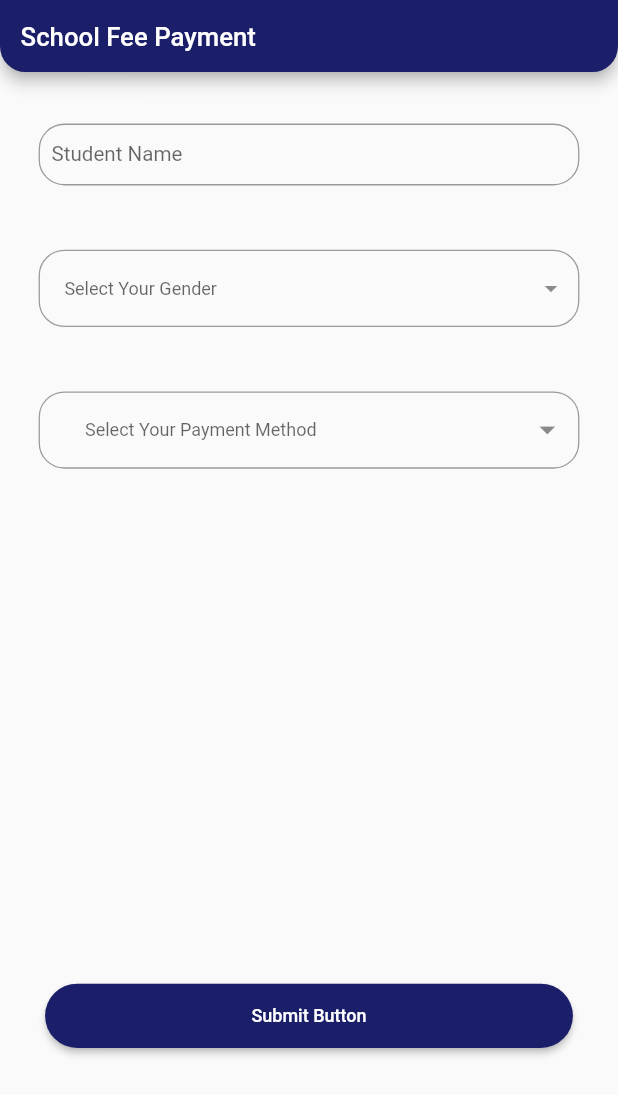
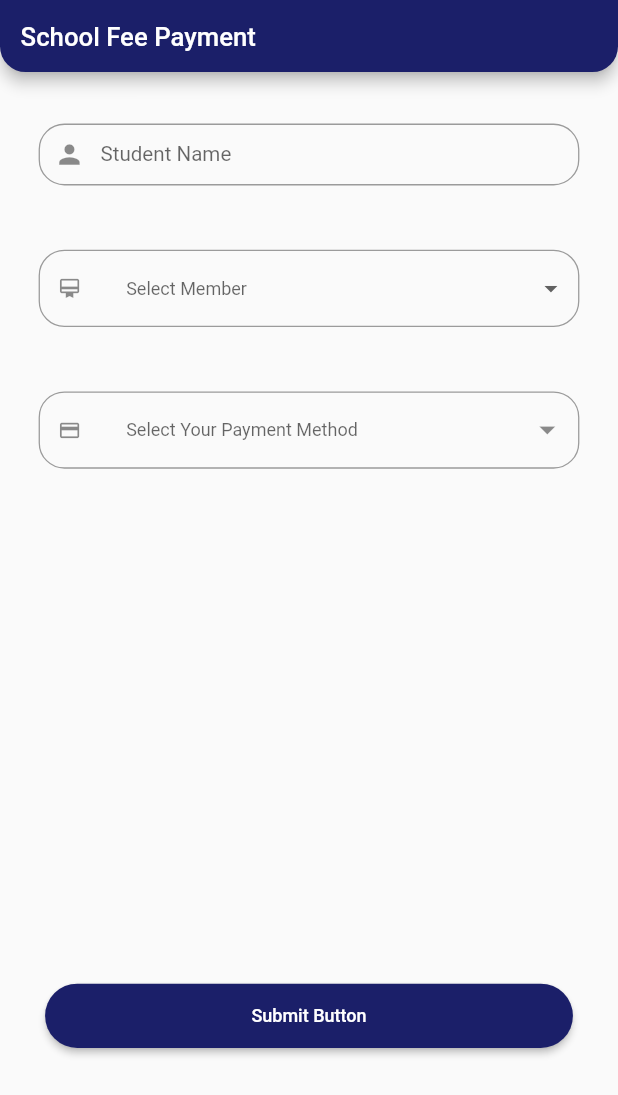
Before and after one commit to rukshar-12/BLU, a Flutter app: the screen it shows after launch, after a tap on "Sign in", on a phone screen of 412 x 824 dp. Shown: the top 1095 px of the screen. Run offline on Flutter 3.47's test engine with Material 2 defaults, Android fonts, the phone set to English and light mode, and no system bars; our stand-ins replace dropdown_button2, flutter_keyboard_visibility, intl_phone_field, responsive_framework; missing offline and left inert: shape_of_view_null_safe.

Commit message:
Initial Commit

```diff
--- a/lib/main.dart
+++ b/lib/main.dart
@@ -35,14 +35,14 @@ class MyStatefulWidget extends StatefulWidget {
 class _MyStatefulWidgetState extends State<MyStatefulWidget> {
   TextEditingController nameController = TextEditingController();
   TextEditingController passwordController = TextEditingController();
-
+  final GlobalKey<FormState> _formKey = GlobalKey();
   Color myHexColor = Color(0xff1b1f69);
    @override
   Widget build(BuildContext context) {
 
     return ListView(
 
-
+     key: _formKey,
      children: <Widget>[
 
        Container(
@@ -134,9 +134,11 @@ class _MyStatefulWidgetState extends State<MyStatefulWidget> {
                       fontSize: 20.0,
                     ),),
                     onPressed: () {
-
-                      Navigator.push(context, MaterialPageRoute(
-                          builder: (context) => const Otp()));
+                      if (_formKey.currentState!.validate()) {
+                        _formKey.currentState?.validate();
+                        Navigator.push(context, MaterialPageRoute(
+                            builder: (context) => const Otp()));
+                      }
                     },
                   )
               ),
--- a/lib/school/payment1.dart
+++ b/lib/school/payment1.dart
@@ -2,6 +2,7 @@ import 'package:flutter/material.dart';
 import 'package:untitled/school/popup.dart';
 import 'package:dropdown_button2/dropdown_button2.dart';
 import 'package:responsive_framework/responsive_framework.dart';
+import 'package:untitled/school/school_dshboard.dart';
 
 
 class Payment extends StatelessWidget {
@@ -34,8 +35,10 @@ class Payment extends StatelessWidget {
       ),
       home: Scaffold(
           resizeToAvoidBottomInset: true,
+
         appBar: AppBar(
             backgroundColor: myHexColor,
+
             title: const Text(_title),
             shape: const RoundedRectangleBorder(
               borderRadius: BorderRadius.vertical(
@@ -64,16 +67,16 @@ class MyStatefulWidget extends StatefulWidget {
 class _MyStatefulWidgetState extends State<MyStatefulWidget> {
   final TextEditingController _controller = TextEditingController();
   final List<String> items = [
-    'Item1',
-    'Item2',
-    'Item3',
-    'Item4',
+    'Cheque',
+    'NEFT',
+    'ONLINE',
+
   ];
+
   Color myHexColor = const Color(0xff1b1f69);
   int value = 0;
   final List<String> genderItems = [
-    'Male',
-    'Female',
+    'Anil Rai'
   ];
 
   String? selectedValue;
@@ -90,7 +93,7 @@ class _MyStatefulWidgetState extends State<MyStatefulWidget> {
   Widget build(BuildContext context) {
     return ListView(
     // physics: const NeverScrollableScrollPhysics(),
-     primary: false,
+
       children: <Widget>[
 
         Padding(
@@ -106,9 +109,11 @@ class _MyStatefulWidgetState extends State<MyStatefulWidget> {
                 children: [
                   TextFormField(
                     decoration: InputDecoration(
+                      prefixIcon:const Icon(Icons.person),
                       contentPadding: const EdgeInsets.symmetric(
                         horizontal: 10,
                         vertical: 10,
+
                       ),
                       labelText: 'Student Name',
                       hintText: 'Enter Your Full Name.',
@@ -124,6 +129,7 @@ class _MyStatefulWidgetState extends State<MyStatefulWidget> {
                       //Add isDense true and zero Padding.
                       //Add Horizontal padding using buttonPadding and Vertical padding by increasing buttonHeight instead of add Padding here so that The whole TextField Button become clickable, and also the dropdown menu open under The whole TextField Button.
                       isDense: true,
+                      prefixIcon:const Icon(Icons.card_membership),
                       contentPadding: EdgeInsets.zero,
                       border: OutlineInputBorder(
                         borderRadius: BorderRadius.circular(20),
@@ -133,12 +139,8 @@ class _MyStatefulWidgetState extends State<MyStatefulWidget> {
                     ),
                     isExpanded: true,
                     hint: const Text(
-                      'Select Your Gender',
+                      'Select Member',
                       style: TextStyle(fontSize: 14),
-                    ),
-                    icon: const Icon(
-                      Icons.arrow_drop_down,
-                      color: Colors.black45,
                     ),
 
                     items: genderItems
@@ -155,14 +157,12 @@ class _MyStatefulWidgetState extends State<MyStatefulWidget> {
                         .toList(),
                     validator: (value) {
                       if (value == null) {
-                        return 'Please select gender.';
+                        return 'Please select member.';
                       }
                     },
-                    value: selectedValue,
+
                     onChanged: (value) {
-                      setState(() {
-                        selectedValue = value as String;
-                      });
+                      //onchange code
                     },
                     buttonHeight: 60,
                     buttonPadding: const EdgeInsets.only(left: 20, right: 10),
@@ -185,7 +185,7 @@ class _MyStatefulWidgetState extends State<MyStatefulWidget> {
                             horizontal: 10,
                             vertical: 8,
                           ),
-                          hintText: 'Search for an item...',
+                          hintText: 'Search for an member',
                           hintStyle: const TextStyle(fontSize: 12),
                           border: OutlineInputBorder(
                             borderRadius: BorderRadius.circular(8),
@@ -212,6 +212,7 @@ class _MyStatefulWidgetState extends State<MyStatefulWidget> {
                       //Add isDense true and zero Padding.
                       //Add Horizontal padding using buttonPadding and Vertical padding by increasing buttonHeight instead of add Padding here so that The whole TextField Button become clickable, and also the dropdown menu open under The whole TextField Button.
                       isDense: true,
+                      prefixIcon:const Icon(Icons.payment),
                       contentPadding: EdgeInsets.zero,
                       border: OutlineInputBorder(
                         borderRadius: BorderRadius.circular(20),
@@ -226,6 +227,7 @@ class _MyStatefulWidgetState extends State<MyStatefulWidget> {
                       style: TextStyle(fontSize: 14),
                     ),
                     icon: const Icon(
+
                       Icons.arrow_drop_down,
                       color: Colors.black45,
                     ),
@@ -235,6 +237,7 @@ class _MyStatefulWidgetState extends State<MyStatefulWidget> {
                     dropdownDecoration: BoxDecoration(
                       borderRadius: BorderRadius.circular(15),
                     ),
+
                     items: items
                         .map((item) =>
                         DropdownMenuItem<String>(
@@ -252,8 +255,48 @@ class _MyStatefulWidgetState extends State<MyStatefulWidget> {
                         return 'Please select Payment Method.';
                       }
                     },
+                    value: selectedValue,
                     onChanged: (value) {
-                      //Do something when changing the item if you want.
+                      setState(() {
+                        selectedValue = value as String;
+                      });
+                    },
+
+                    buttonWidth: 200,
+                    itemHeight: 40,
+                    dropdownMaxHeight: 200,
+                    searchController: textEditingController,
+                    searchInnerWidget: Padding(
+                      padding: const EdgeInsets.only(
+                        top: 8,
+                        bottom: 4,
+                        right: 8,
+                        left: 8,
+                      ),
+                      child: TextFormField(
+                        controller: textEditingController,
+                        decoration: InputDecoration(
+                          isDense: true,
+                          contentPadding: const EdgeInsets.symmetric(
+                            horizontal: 10,
+                            vertical: 8,
+                          ),
+                          hintText: 'Search for an method',
+                          hintStyle: const TextStyle(fontSize: 12),
+                          border: OutlineInputBorder(
+                            borderRadius: BorderRadius.circular(8),
+                          ),
+                        ),
+                      ),
+                    ),
+                    searchMatchFn: (item, searchValue) {
+                      return (item.value.toString().contains(searchValue));
+                    },
+                    //This to clear the search value when you close the menu
+                    onMenuStateChange: (isOpen) {
+                      if (!isOpen) {
+                        textEditingController.clear();
+                      }
                     },
                     onSaved: (value) {
                       selectedValue = value.toString();
@@ -278,9 +321,7 @@ class _MyStatefulWidgetState extends State<MyStatefulWidget> {
 
                       ),
                       onPressed: () {
-                        if (_formKey.currentState!.validate()) {
-                          _formKey.currentState!.save();
-                        }
+                       Navigator.push(context, MaterialPageRoute(builder: (context)=>const School_dashboard()));
                       },
                       child: const Text('Submit Button'),
                     ),
--- a/pubspec.yaml
+++ b/pubspec.yaml
@@ -35,6 +35,7 @@ dependencies:
   dropdown_button2: ^1.6.2
   flutter_keyboard_visibility: ^5.3.0
   responsive_framework: ^0.2.0
+  shape_of_view_null_safe: ^2.0.0
 
   # The following adds the Cupertino Icons font to your application.
   # Use with the CupertinoIcons class for iOS style icons.
@@ -63,6 +64,8 @@ flutter:
   uses-material-design: true
   assets:
     - assets/images/
+
+
   # To add assets to your application, add an assets section, like this:
   # assets:
   #   - images/a_dot_burr.jpeg
```
Also changed, not shown: lib/school/school_dshboard.dart (added, +79 -0 lines), assets/images/hira.png (added), pubspec.lock.
